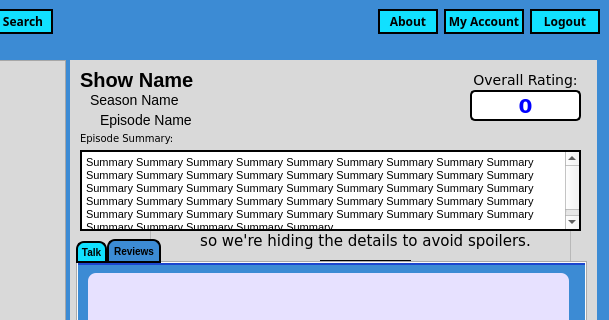
The window that PlotTalk/Forms/dashboard.ui (allanhaywood/CS441) describes before a commit, drawn with Qt 5; both pictures show x 768 to 1377 and y 0 to 320 of the 1377 by 706 pixel window.
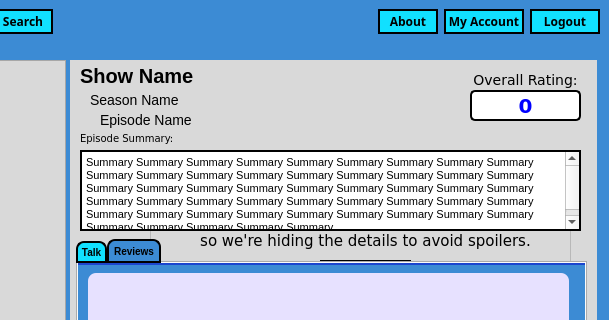
The same window after the commit. Icons and pictures are not drawn.

Commit message: Fixed bug with dashboard cutting off long episode titles and show name. changed date in reaction class to be localtime. Integrating use of Comment/Review classes in dashboard GUI.

What changed in the file:
```diff
--- a/PlotTalk/Forms/dashboard.ui
+++ b/PlotTalk/Forms/dashboard.ui
@@ -895,7 +895,7 @@
              <rect>
               <x>30</x>
               <y>50</y>
-              <width>191</width>
+              <width>361</width>
               <height>20</height>
              </rect>
             </property>
@@ -920,9 +920,9 @@
             <property name="geometry">
              <rect>
               <x>10</x>
-              <y>10</y>
-              <width>201</width>
-              <height>20</height>
+              <y>0</y>
+              <width>381</width>
+              <height>31</height>
              </rect>
             </property>
             <property name="text">
```
The commit also changes 2 other files.
